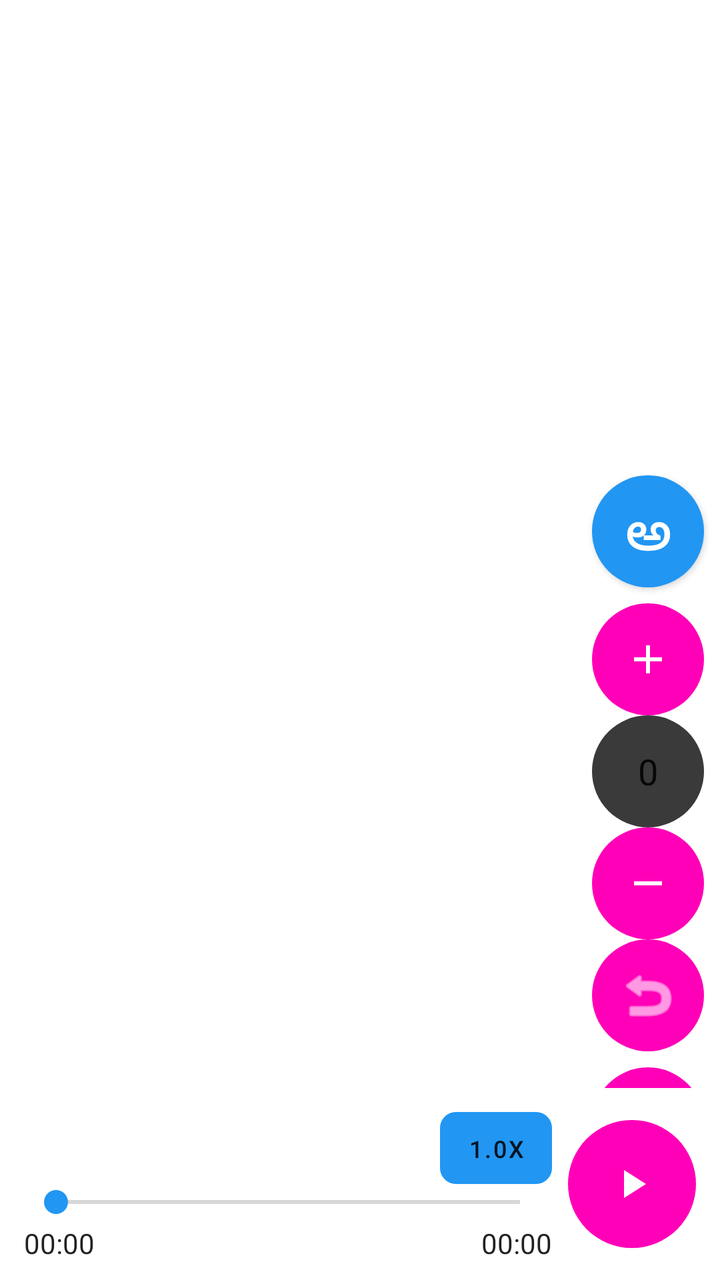
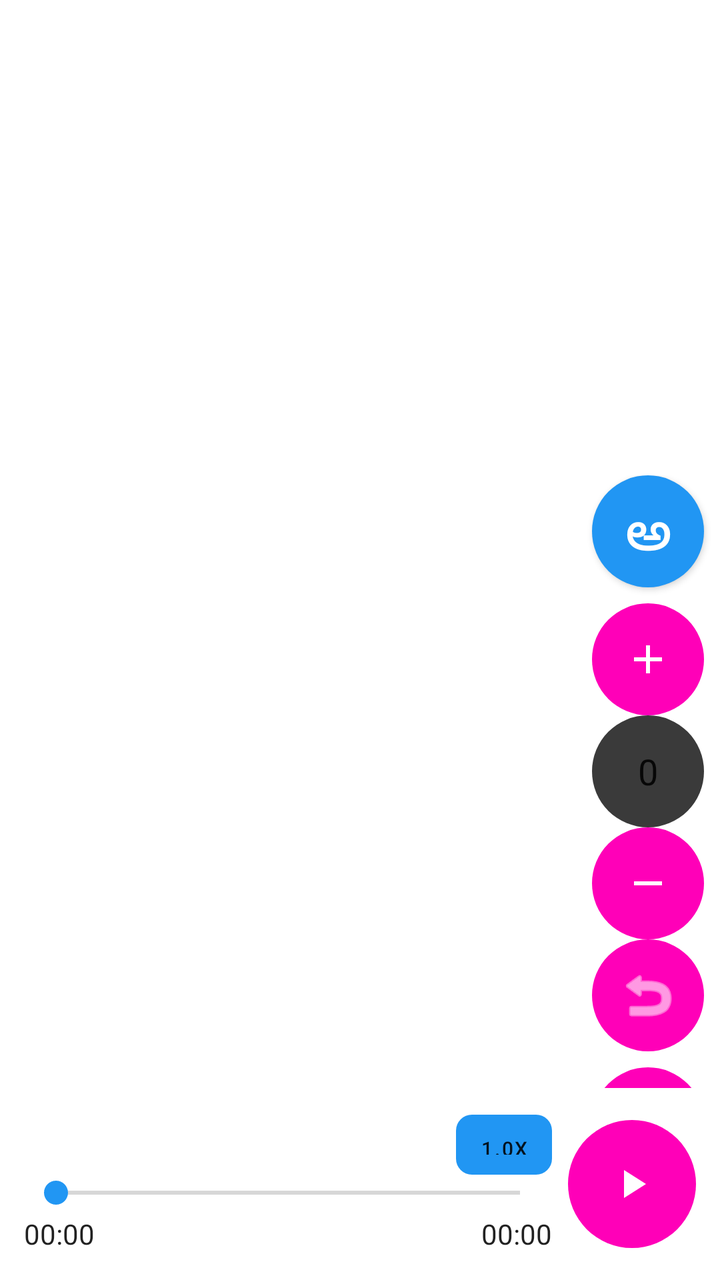

The first picture is an Android layout as it rendered before a commit; the second is the same layout after the commit. The layout source and the unified diff follow.
<!-- AndroidManifest.xml: application theme Theme.divneblessing_v0 -->
<!-- res/layout/fragment_song_player.xml -->
<?xml version="1.0" encoding="utf-8"?>
<FrameLayout xmlns:android="http://schemas.android.com/apk/res/android"
    xmlns:app="http://schemas.android.com/apk/res-auto"
    android:layout_width="match_parent"
    android:layout_height="match_parent"
    android:fitsSystemWindows="true">

    
    <ImageButton
        android:id="@+id/btnBack"
        android:layout_width="36dp"
        android:layout_height="36dp"
        android:layout_gravity="top|start"
        android:layout_margin="12dp"
        android:background="@drawable/bg_circle_btn"
        app:srcCompat="@drawable/ic_back_24"
        app:tint="?android:attr/textColorPrimary"
        android:visibility="gone"
        android:contentDescription="@string/back" />

    
    
    <androidx.recyclerview.widget.RecyclerView
        android:id="@+id/recycler_lyrics"
        android:layout_width="match_parent"
        android:layout_height="match_parent"
        android:clipToPadding="false"
        android:paddingStart="16dp"
        android:paddingTop="8dp"
        android:paddingEnd="72dp"
        android:paddingBottom="96dp" />

    
    <LinearLayout
        android:layout_width="72dp"
        android:layout_height="wrap_content"
        android:layout_marginBottom="-94dp"
        android:layout_gravity="center|end"
        android:gravity="center"
        android:orientation="vertical"
        android:paddingEnd="0dp">

        
        <Button
            android:id="@+id/btnLangToggle"
            android:layout_width="56dp"
            android:layout_height="56dp"
            android:background="@drawable/bg_btn_accent_round"
            android:text="అ"
            android:textColor="?attr/colorOnPrimary"
            android:textSize="28sp"
            android:padding="4dp"
            android:gravity="center"
            android:includeFontPadding="true" />

        <Space
            android:layout_width="0dp"
            android:layout_height="8dp" />

        <ImageButton
            android:id="@+id/btnPlusSmall"
            android:layout_width="56dp"
            android:layout_height="56dp"
            android:background="@drawable/bg_btn_accent_round"
            app:srcCompat="@drawable/ic_plus_24"
            app:tint="?attr/colorOnPrimary" />

        <TextView
            android:id="@+id/txtSmallCount"
            android:layout_width="56dp"
            android:layout_height="56dp"
            android:background="@drawable/bg_circle_btn"
            android:gravity="center"
            android:text="0"
            android:textColor="?android:attr/textColorPrimary"
            android:textSize="18sp" />

        <ImageButton
            android:id="@+id/btnMinusSmall"
            android:layout_width="56dp"
            android:layout_height="56dp"
            android:background="@drawable/bg_btn_accent_round"
            app:srcCompat="@drawable/ic_minus_24"
            app:tint="?attr/colorOnPrimary" />

        <ImageButton
            android:id="@+id/btnResetSmall"
            android:layout_width="56dp"
            android:layout_height="56dp"
            android:background="@drawable/bg_btn_accent_round"
            app:srcCompat="@android:drawable/ic_menu_revert"
            app:tint="?attr/colorOnPrimary" />

        <Space
            android:layout_width="0dp"
            android:layout_height="8dp" />

        <ImageButton
            android:id="@+id/btnLocate"
            android:layout_width="56dp"
            android:layout_height="56dp"
            android:background="@drawable/bg_btn_accent_round"
            app:srcCompat="@drawable/ic_locate_24"
            app:tint="?attr/colorOnPrimary" />
    </LinearLayout>

    
    <LinearLayout
        android:id="@+id/bottom_player_bar"
        android:layout_width="match_parent"
        android:layout_height="96dp"
        android:layout_gravity="bottom"
        android:background="?attr/colorSurface"
        android:gravity="center_vertical"
        android:orientation="horizontal"
        android:padding="12dp">

        
        <LinearLayout
            android:layout_width="0dp"
            android:layout_height="wrap_content"
            android:layout_weight="1"
            android:orientation="vertical">

            
            <Button
                android:layout_gravity="end"
                android:id="@+id/btnSpeed"
                android:layout_width="wrap_content"
                android:layout_height="36dp"
                android:background="@drawable/bg_speed_button"
                android:minWidth="56dp"
                android:paddingStart="12dp"
                android:paddingEnd="12dp"
                android:text="1.0x"
                android:textColor="?android:attr/textColorPrimary"
                android:textSize="12sp" />

            <SeekBar
                android:id="@+id/seekbar"
                android:layout_width="match_parent"
                android:layout_height="wrap_content"
                android:max="100"
                android:progress="0" />

            
            <LinearLayout
                android:layout_width="match_parent"
                android:layout_height="wrap_content"
                android:orientation="horizontal"
                android:layout_marginTop="2dp">

                <TextView
                    android:id="@+id/txtElapsed"
                    android:layout_width="wrap_content"
                    android:layout_height="wrap_content"
                    android:text="00:00"
                    android:textColor="?android:attr/textColorPrimary"
                    android:textSize="14sp" />

                <View
                    android:layout_width="0dp"
                    android:layout_height="0dp"
                    android:layout_weight="1" />

                <TextView
                    android:id="@+id/txtTotal"
                    android:layout_width="wrap_content"
                    android:layout_height="wrap_content"
                    android:text="00:00"
                    android:textColor="?android:attr/textColorPrimary"
                    android:textSize="14sp" />
            </LinearLayout>
        </LinearLayout>

        <Space
            android:layout_width="8dp"
            android:layout_height="0dp" />


        
        <ImageButton
            android:id="@+id/btnPlayPause"
            android:layout_width="64dp"
            android:layout_height="64dp"
            android:background="@drawable/bg_btn_accent_round"
            app:srcCompat="@drawable/ic_play_24"
            app:tint="?attr/colorOnPrimary" />
    </LinearLayout>

    

    <TextView
        android:id="@+id/txtNoLyrics"
        android:layout_width="wrap_content"
        android:layout_height="wrap_content"
        android:text="No lyrics available"
        android:textColor="?android:attr/textColorSecondary"
        android:background="@drawable/bg_card_rounded"
        android:padding="8dp"
        android:layout_gravity="center"
        android:visibility="gone"/>

    
    <TextView
        android:id="@+id/txtNoSong"
        android:layout_width="wrap_content"
        android:layout_height="wrap_content"
        android:text="There is no song"
        android:textColor="?android:attr/textColorSecondary"
        android:background="@drawable/bg_card_rounded"
        android:padding="8dp"
        android:layout_gravity="bottom|start"
        android:layout_marginStart="16dp"
        android:layout_marginBottom="96dp"
        android:visibility="gone"/>
</FrameLayout>
<!-- resources referenced by this layout -->
<resources>
  <!-- drawable bg_btn_accent_round (drawable) -->
  <shape xmlns:android="http://schemas.android.com/apk/res/android" android:shape="oval">
      <solid android:color="@color/brandAccent"/>
  </shape>
  <!-- drawable bg_card_rounded (drawable) -->
  <shape xmlns:android="http://schemas.android.com/apk/res/android" android:shape="rectangle">
      <solid android:color="#2A2A2A"/>
      <corners android:radius="16dp"/>
      <stroke android:width="1dp" android:color="#442E2E2E"/>
  </shape>
  <!-- drawable bg_circle_btn (drawable) -->
  <shape xmlns:android="http://schemas.android.com/apk/res/android" android:shape="oval">
      <solid android:color="#3A3A3A"/>
  </shape>
  <!-- drawable bg_speed_button (drawable) -->
  <?xml version="1.0" encoding="utf-8"?>
  <shape xmlns:android="http://schemas.android.com/apk/res/android"
      android:shape="rectangle">
      <solid android:color="?attr/colorSurfaceVariant" />
      <corners android:radius="8dp" />
  </shape>
  <!-- drawable ic_back_24 (drawable) -->
  <?xml version="1.0" encoding="utf-8"?>
  <vector xmlns:android="http://schemas.android.com/apk/res/android"
      android:width="24dp"
      android:height="24dp"
      android:viewportWidth="24"
      android:viewportHeight="24">
      <path
          android:fillColor="#FFFFFF"
          android:pathData="M19,11H7.83l5.59-5.59L12,4l-8,8 8,8 1.41-1.41L7.83,13H19v-2z"/>
  </vector>
  <!-- drawable ic_locate_24 (drawable) -->
  <vector xmlns:android="http://schemas.android.com/apk/res/android"
      android:width="24dp" android:height="24dp"
      android:viewportWidth="24" android:viewportHeight="24">
      <path android:fillColor="@android:color/white" android:pathData="M12,8a4,4 0,1 0,0 8a4,4 0,1 0,0 -8zM12,2l-1,4a7,7 0,0 0,-5 5l-4,1l4,1a7,7 0,0 0,5 5l1,4l1,-4a7,7 0,0 0,5 -5l4,-1l-4,-1a7,7 0,0 0,-5 -5l-1,-4z"/>
  </vector>
  <!-- drawable ic_minus_24 (drawable) -->
  <vector xmlns:android="http://schemas.android.com/apk/res/android"
      android:width="24dp" android:height="24dp"
      android:viewportWidth="24" android:viewportHeight="24">
      <path android:fillColor="@android:color/white" android:pathData="M19,13H5v-2h14v2z"/>
  </vector>
  <!-- drawable ic_play_24 (drawable) -->
  <vector xmlns:android="http://schemas.android.com/apk/res/android"
      android:width="24dp" android:height="24dp"
      android:viewportWidth="24" android:viewportHeight="24">
      <path android:fillColor="@android:color/white"
          android:pathData="M8,5v14l11,-7z"/>
  </vector>
  <!-- drawable ic_plus_24 (drawable) -->
  <vector xmlns:android="http://schemas.android.com/apk/res/android"
      android:width="24dp" android:height="24dp"
      android:viewportWidth="24" android:viewportHeight="24">
      <path android:fillColor="@android:color/white" android:pathData="M19,13h-6v6h-2v-6H5v-2h6V5h2v6h6v2z"/>
  </vector>
  <string name="back">Back</string>
  <style name="Theme.divneblessing_v0" parent="Theme.MaterialComponents.DayNight.DarkActionBar">
          
          <item name="colorPrimary">@color/blue</item>
          <item name="colorPrimaryVariant">@color/blue</item>
          <item name="colorOnPrimary">@color/white</item>
          
          <item name="colorSecondary">@color/blue</item>
          <item name="colorSecondaryVariant">@color/blue</item>
          <item name="colorOnSecondary">@color/black</item>
          
          <item name="android:statusBarColor">@android:color/transparent</item>
          <item name="android:windowTranslucentStatus">true</item>
      </style>
  <color name="brandAccent">#FF00B8</color>
  <color name="blue">#2196F3</color>
  <color name="white">#FFFFFFFF</color>
  <color name="black">#FF000000</color>
</resources>

<!-- the commit's change to res/layout/fragment_song_player.xml (unified diff, before → after) -->
@@ -127,14 +127,14 @@
                 android:layout_gravity="end"
                 android:id="@+id/btnSpeed"
                 android:layout_width="wrap_content"
-                android:layout_height="36dp"
+                android:layout_height="30dp"
                 android:background="@drawable/bg_speed_button"
-                android:minWidth="56dp"
+                android:minWidth="48dp"
                 android:paddingStart="12dp"
                 android:paddingEnd="12dp"
                 android:text="1.0x"
                 android:textColor="?android:attr/textColorPrimary"
-                android:textSize="12sp" />
+                android:textSize="10sp" />
 
             <SeekBar
                 android:id="@+id/seekbar"
